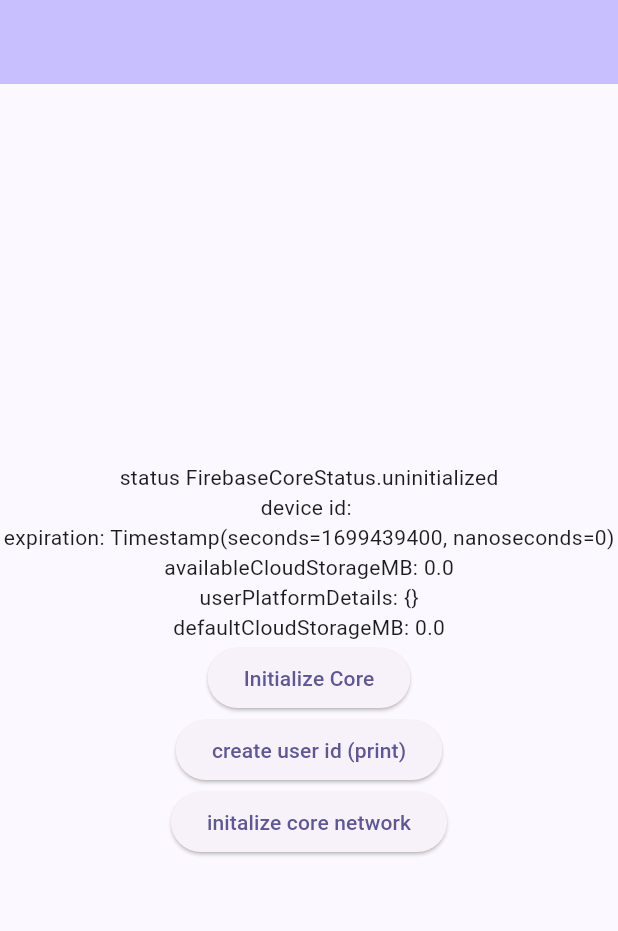
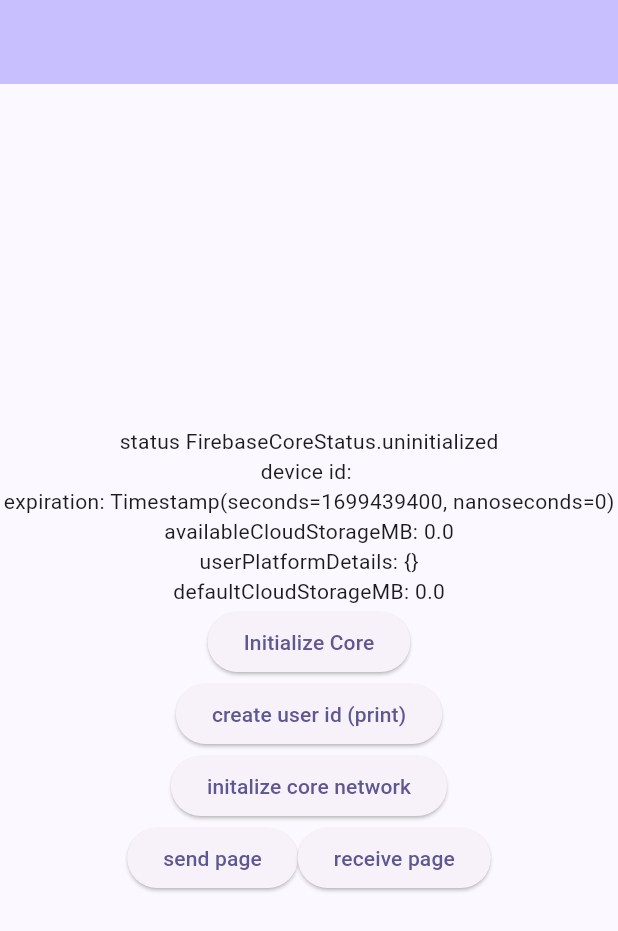
Before and after one commit to CanArslanDev/flutter_transfer_app_core, a Flutter app: the screen it shows after launch, on a phone screen of 412 x 824 dp. Shown: the top 931 px of the screen. Run offline on Flutter 3.47's test engine with Material 2 defaults, Android fonts, the phone set to English and light mode, and no system bars; our stand-ins replace cloud_firestore, device_info_plus, firebase_core, flutter_bloc, flutter_secure_storage; missing offline and left inert: flutter_udid, ntp; accounts and stored records are empty.

Commit message:
modified:   .DS_Store 	modified:   .dart_tool/package_config.json 	modified:   .dart_tool/package_config_subset 	modified:   .flutter-plugins 	modified:   .flutter-plugins-dependencies 	modified:   ios/Podfile.lock 	new file:   ios/Runner/GoogleService-Info.plist 	modified:   lib/core/base_core/core_network/core_network.dart 	modified:   lib/core/base_core/core_system.dart 	renamed:    lib/core/bloc/core_network_model.dart -> lib/core/bloc/network/core_network_model.dart 	renamed:    lib/core/bloc/firebase_core_bloc.dart -> lib/core/bloc/network/firebase_core_bloc.dart 	new file:   lib/core/bloc/search_user/search_user_bloc.dart 	new file:   lib/core/bloc/search_user/search_user_model.dart 	new file:   lib/core/bloc/send_file/send_file_model 	modified:   lib/core/firebase_core.dart 	modified:   lib/main.dart 	new file:   lib/send_page.dart 	modified:   lib/test_page.dart

```diff
--- a/lib/core/base_core/core_network/core_network.dart
+++ b/lib/core/base_core/core_network/core_network.dart
@@ -1,6 +1,6 @@
 import 'package:cloud_firestore/cloud_firestore.dart';
 import 'package:flutter_bloc/flutter_bloc.dart';
-import 'package:flutter_fast_transfer_firebase_core/core/bloc/firebase_core_bloc.dart';
+import 'package:flutter_fast_transfer_firebase_core/core/bloc/network/firebase_core_bloc.dart';
 import 'package:flutter_fast_transfer_firebase_core/service/navigation_service.dart';
 
 class FirebaseCoreNetwork {
--- a/lib/core/base_core/core_system.dart
+++ b/lib/core/base_core/core_system.dart
@@ -4,7 +4,7 @@
 import 'package:cloud_firestore/cloud_firestore.dart';
 import 'package:device_info_plus/device_info_plus.dart';
 import 'package:flutter_bloc/flutter_bloc.dart';
-import 'package:flutter_fast_transfer_firebase_core/core/bloc/firebase_core_bloc.dart';
+import 'package:flutter_fast_transfer_firebase_core/core/bloc/network/firebase_core_bloc.dart';
 import 'package:flutter_fast_transfer_firebase_core/core/bloc/status_enum.dart';
 import 'package:flutter_fast_transfer_firebase_core/core/firebase_core.dart';
 import 'package:flutter_fast_transfer_firebase_core/service/navigation_service.dart';
@@ -48,7 +48,7 @@
           FirebaseFirestore.instance.collection('users').doc(id);
       final docSnapshotuser = await collectionuser.get();
       final doc = docSnapshotuser.data();
-      if (doc!['expiration'] != null &&
+      if (doc!['token'] != null &&
           doc['expiration'] != null &&
           doc['availableCloudStorageMB'] != null) {
         return true;
--- a/lib/core/bloc/firebase_core_bloc.dart
+++ b/lib/core/bloc/network/firebase_core_bloc.dart
@@ -1,5 +1,5 @@
 import 'package:flutter_bloc/flutter_bloc.dart';
-import 'package:flutter_fast_transfer_firebase_core/core/bloc/core_network_model.dart';
+import 'package:flutter_fast_transfer_firebase_core/core/bloc/network/core_network_model.dart';
 import 'package:flutter_fast_transfer_firebase_core/core/bloc/status_enum.dart';
 
 class FirebaseCoreBloc extends Cubit<FirebaseCoreModel> {
--- /dev/null
+++ b/lib/core/bloc/search_user/search_user_bloc.dart
@@ -0,0 +1,25 @@
+import 'package:flutter_bloc/flutter_bloc.dart';
+import 'package:flutter_fast_transfer_firebase_core/core/bloc/search_user/search_user_model.dart';
+
+class FirebaseSearchUserBloc extends Cubit<FirebaseSearchUserModel> {
+  FirebaseSearchUserBloc()
+      : super(
+          FirebaseSearchUserModel(
+            findUserName: '',
+          ),
+        );
+
+
+  void getModel() {
+    emit(state);
+  }
+
+  void setFindUsername(String username) {
+    emit(state.copyWith(findUserName: username));
+  }
+
+  String getindUsername() {
+    return state.findUserName;
+  }
+
+}
--- /dev/null
+++ b/lib/core/bloc/search_user/search_user_model.dart
@@ -0,0 +1,17 @@
+import 'package:flutter_fast_transfer_firebase_core/core/bloc/status_enum.dart';
+
+class FirebaseSearchUserModel {
+  FirebaseSearchUserModel({
+    required this.findUserName,
+  });
+  String findUserName;
+
+  FirebaseSearchUserModel copyWith({
+    String? findUserName,
+  }) {
+    return FirebaseSearchUserModel(
+      findUserName:
+          findUserName ?? this.findUserName,
+    );
+  }
+}
--- a/lib/core/firebase_core.dart
+++ b/lib/core/firebase_core.dart
@@ -4,7 +4,7 @@
 import 'package:flutter_fast_transfer_firebase_core/core/auth/auth_service.dart';
 import 'package:flutter_fast_transfer_firebase_core/core/base_core/core_network/core_network.dart';
 import 'package:flutter_fast_transfer_firebase_core/core/base_core/core_system.dart';
-import 'package:flutter_fast_transfer_firebase_core/core/bloc/firebase_core_bloc.dart';
+import 'package:flutter_fast_transfer_firebase_core/core/bloc/network/firebase_core_bloc.dart';
 import 'package:flutter_fast_transfer_firebase_core/core/bloc/status_enum.dart';
 import 'package:flutter_fast_transfer_firebase_core/core/user/user_bloc.dart';
 import 'package:flutter_fast_transfer_firebase_core/service/navigation_service.dart';
@@ -89,6 +89,7 @@
     final userPlatformDetails = await FirebaseCoreSystem().deviceDetailsAsMap();
     final expiration = await FirebaseCore().getServerTimestamp();
     final userData = <String, dynamic>{
+      'username': 'User',
       'token': deviceToken,
       'expiration': expiration,
       'userPlatformDetails': userPlatformDetails,
--- a/lib/main.dart
+++ b/lib/main.dart
@@ -1,7 +1,8 @@
 import 'package:firebase_core/firebase_core.dart';
 import 'package:flutter/material.dart';
 import 'package:flutter_bloc/flutter_bloc.dart';
-import 'package:flutter_fast_transfer_firebase_core/core/bloc/firebase_core_bloc.dart';
+import 'package:flutter_fast_transfer_firebase_core/core/bloc/network/firebase_core_bloc.dart';
+import 'package:flutter_fast_transfer_firebase_core/core/bloc/search_user/search_user_bloc.dart';
 import 'package:flutter_fast_transfer_firebase_core/core/user/user_bloc.dart';
 import 'package:flutter_fast_transfer_firebase_core/service/navigation_service.dart';
 import 'package:flutter_fast_transfer_firebase_core/test_page.dart';
@@ -19,6 +20,7 @@
     return MultiBlocProvider(
       providers: [
         BlocProvider<UserBloc>(create: (context) => UserBloc()),
+        BlocProvider<FirebaseSearchUserBloc>(create: (context) => FirebaseSearchUserBloc()),
         BlocProvider<FirebaseCoreBloc>(
           create: (context) => FirebaseCoreBloc(),
         ),
--- a/lib/test_page.dart
+++ b/lib/test_page.dart
@@ -1,11 +1,12 @@
 import 'package:flutter/material.dart';
 import 'package:flutter_fast_transfer_firebase_core/core/base_core/core_network/core_network.dart';
 import 'package:flutter_fast_transfer_firebase_core/core/base_core/core_system.dart';
-import 'package:flutter_fast_transfer_firebase_core/core/bloc/core_network_model.dart';
-import 'package:flutter_fast_transfer_firebase_core/core/bloc/firebase_core_bloc.dart';
+import 'package:flutter_fast_transfer_firebase_core/core/bloc/network/core_network_model.dart';
+import 'package:flutter_fast_transfer_firebase_core/core/bloc/network/firebase_core_bloc.dart';
 import 'package:flutter_fast_transfer_firebase_core/core/firebase_core.dart';
 import 'package:flutter_fast_transfer_firebase_core/core/user/user_bloc.dart';
 import 'package:flutter_fast_transfer_firebase_core/core/user/user_model.dart';
+import 'package:flutter_fast_transfer_firebase_core/send_page.dart';
 import 'package:flutter_fast_transfer_firebase_core/utils/multi_2_bloc_builder.dart';
 
 class TestPage extends StatelessWidget {
@@ -52,6 +53,26 @@
                   },
                   child: const Text('initalize core network'),
                 ),
+                Row(
+                  mainAxisAlignment: MainAxisAlignment.center,
+                  children: [
+
+                ElevatedButton(
+                  onPressed: () async {
+await Navigator.push(
+    context,
+    MaterialPageRoute<dynamic>(builder: (context) => const SendPage()),
+  );
+                  },
+                  child: const Text('send page'),
+                ),
+                ElevatedButton(
+                  onPressed: () async {
+                  },
+                  child: const Text('receive page'),
+                ),
+                  ],
+                )
               ],
             );
           },
```
Also changed, not shown: lib/send_page.dart (added, +48 -0 lines), lib/core/bloc/network/core_network_model.dart (renamed from lib/core/bloc/core_network_model.dart), 6 other files.
